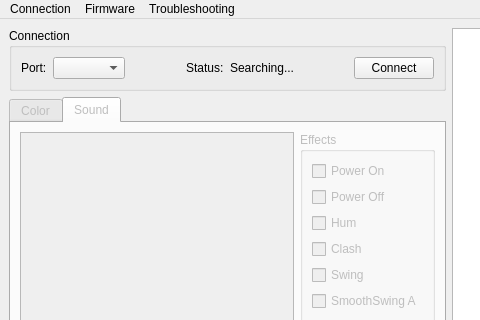
The window that mainwindow.ui (jramboz/tintalle) describes before a commit, drawn with Qt 5; both pictures show x 0 to 480 and y 0 to 320 of the 897 by 697 pixel window.
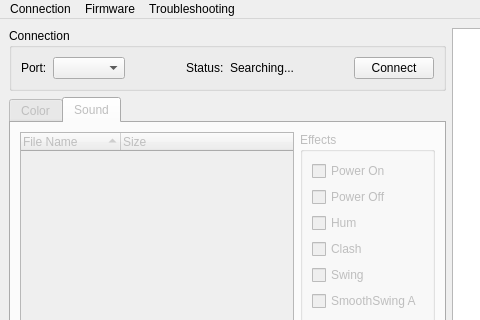
The same window after the commit. The open tabs and pages were chosen to show the change. Custom widgets are drawn as their Qt base class.

Commit message: Change from QListWidget to QTreeWidget

What changed in the file:
```diff
--- a/mainwindow.ui
+++ b/mainwindow.ui
@@ -376,9 +376,6 @@
           <string>Sound</string>
          </attribute>
          <layout class="QGridLayout" name="gridLayout_4">
-          <item row="0" column="0" rowspan="3">
-           <widget class="QListWidget" name="files_listWidget"/>
-          </item>
           <item row="0" column="1">
            <widget class="QGroupBox" name="effects_groupbox">
             <property name="title">
@@ -564,6 +561,38 @@
             </property>
            </spacer>
           </item>
+          <item row="0" column="0" rowspan="3">
+           <widget class="QTreeWidget" name="files_treeWidget">
+            <property name="editTriggers">
+             <set>QAbstractItemView::NoEditTriggers</set>
+            </property>
+            <property name="showDropIndicator" stdset="0">
+             <bool>false</bool>
+            </property>
+            <property name="uniformRowHeights">
+             <bool>true</bool>
+            </property>
+            <property name="sortingEnabled">
+             <bool>true</bool>
+            </property>
+            <property name="columnCount">
+             <number>2</number>
+            </property>
+            <attribute name="headerShowSortIndicator" stdset="0">
+             <bool>true</bool>
+            </attribute>
+            <column>
+             <property name="text">
+              <string>File Name</string>
+             </property>
+            </column>
+            <column>
+             <property name="text">
+              <string>Size</string>
+             </property>
+            </column>
+           </widget>
+          </item>
          </layout>
         </widget>
        </widget>
```
Left out of the diff: 2 changed lines with no effect on the pictures. The commit also changes 1 other file.
